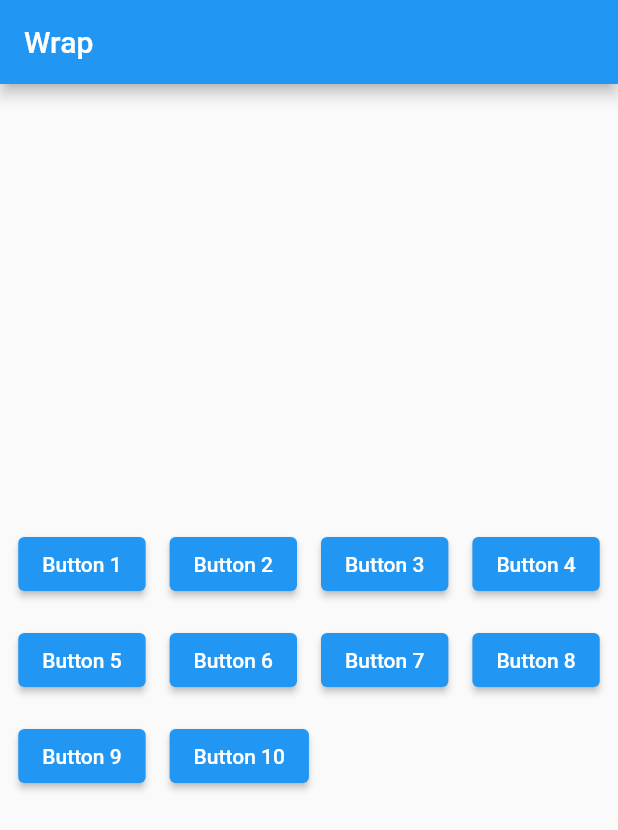
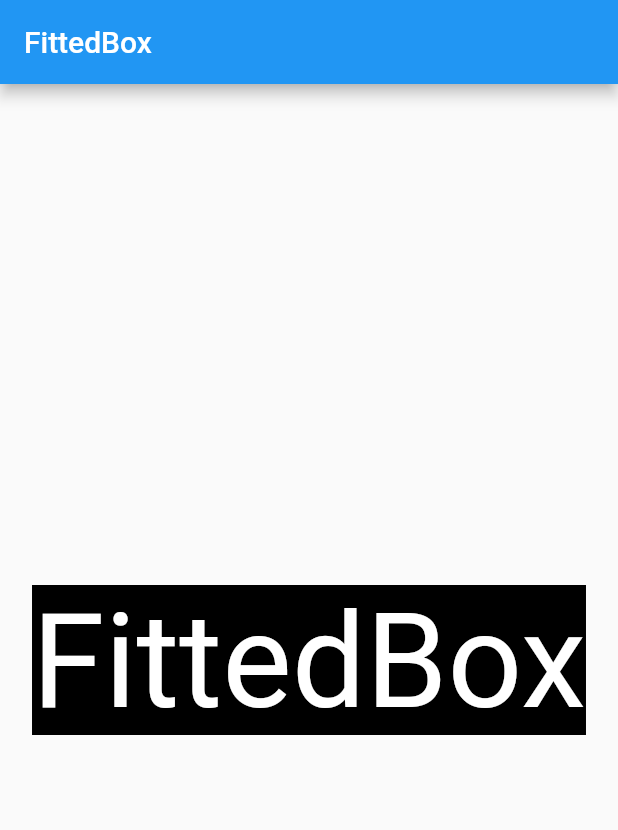
Before and after one commit to biplobsd/flutterNoob, a Flutter app: the screen it shows after launch, on a phone screen of 412 x 824 dp. Shown: the top 830 px of the screen. Run offline on Flutter 3.47's test engine with Material 2 defaults, Android fonts, the phone set to English and light mode, and no system bars.

Commit message:
FittedBox

```diff
--- a/lib/main.dart
+++ b/lib/main.dart
@@ -9,21 +9,19 @@ class MyApp extends StatelessWidget {
   Widget build(BuildContext context) => MaterialApp(
         home: Scaffold(
           appBar: AppBar(
-            title: const Text("Wrap"),
+            title: const Text("FittedBox"),
           ),
           body: Center(
-            child: Wrap(
-              children: [
-                ...Iterable.generate(10).map(
-                  (i) => Padding(
-                    padding: const EdgeInsets.all(8.0),
-                    child: ElevatedButton(
-                      onPressed: () {},
-                      child: Text("Button ${i + 1}"),
-                    ),
-                  ),
-                )
-              ],
+            child: Container(
+              height: 100,
+              color: Colors.black,
+              child: const FittedBox(
+                child: Center(
+                    child: Text(
+                  "FittedBox",
+                  style: TextStyle(color: Colors.white),
+                )),
+              ),
             ),
           ),
         ),
```
